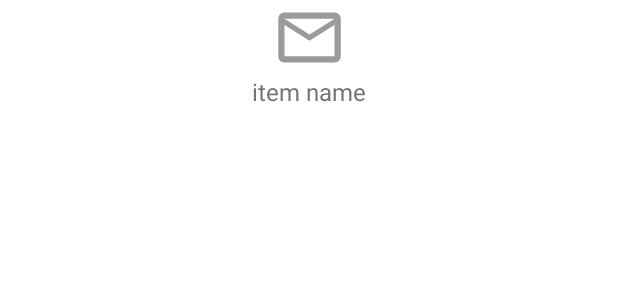
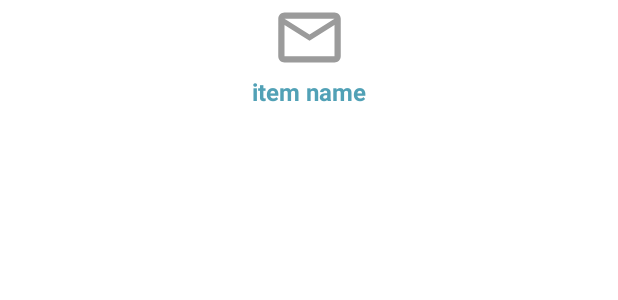
Before and after one commit to SirionRazzer/Diary, an Android app: the layout template_item.xml on its own in the app's theme, with its tools: preview values and no code run, on a phone screen of 412 x 824 dp. Shown: the top 300 px of the screen. Run offline under Robolectric (Android 15) with nearby library versions, the phone set to English and light mode, and no system bars.

Commit message:
Template item design improved, added ripple effects

```diff
--- a/app/src/main/res/layout/activity_main.xml
+++ b/app/src/main/res/layout/activity_main.xml
@@ -27,6 +27,7 @@
             android:layout_height="wrap_content"
             android:textColor="@color/colorPrimaryDark"
             android:layout_centerHorizontal="true"
+            android:textStyle="bold"
             android:text="#ME"
             android:layout_marginBottom="3dp"
             android:textSize="20sp"/>
@@ -34,8 +35,8 @@
         <View
             android:layout_below="@id/tvMe"
             android:layout_centerHorizontal="true"
-            android:layout_height="2dp"
-            android:layout_width="70dp"
+            android:layout_height="3dp"
+            android:layout_width="80dp"
             android:background="@color/colorAccent"/>
 
         <TextView
@@ -48,6 +49,7 @@
             android:layout_marginTop="8dp"
             android:drawablePadding="4dp"
             android:text="19/3"
+            android:textStyle="bold"
             android:textColor="@color/colorPrimaryDark"
             android:textSize="16sp" />
 
--- a/app/src/main/res/layout/template_item.xml
+++ b/app/src/main/res/layout/template_item.xml
@@ -6,6 +6,9 @@
     android:layout_height="wrap_content"
     android:layout_gravity="center_horizontal"
     android:gravity="center"
+    android:background="?attr/selectableItemBackgroundBorderless"
+    android:clickable="true"
+    android:focusable="true"
     android:orientation="vertical">
 
     <androidx.constraintlayout.widget.ConstraintLayout
@@ -50,7 +53,8 @@
             android:layout_width="wrap_content"
             android:layout_height="wrap_content"
             android:text="item name"
-            android:textColor="@color/secondaryText"
+            android:textStyle="bold"
+            android:textColor="@color/colorPrimary"
             android:textSize="16sp" />
 
     </LinearLayout>
--- a/app/src/main/res/layout/template_item_with_text.xml
+++ b/app/src/main/res/layout/template_item_with_text.xml
@@ -28,7 +28,8 @@
             android:layout_centerHorizontal="true"
             android:layout_below="@id/ivTrackItemImage"
             android:text="item name"
-            android:textColor="@color/secondaryText"
+            android:textStyle="bold"
+            android:textColor="@color/colorPrimary"
             android:textSize="16sp"/>
 
     </RelativeLayout>
```
Also changed, not shown: app/src/main/java/com/sirionrazzer/diary/main/TemplatesAdapter.kt (+7 -0 lines), app/src/main/res/layout/viewer_template_item.xml (+7 -4 lines).
